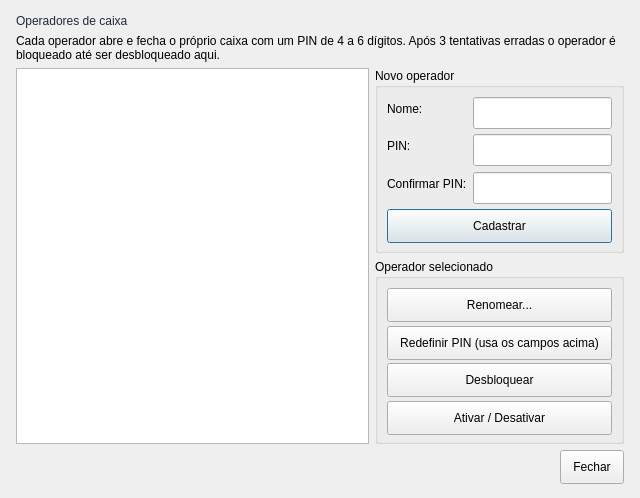
First picture: the form in src/operadores.ui, repository rayansl0302/QEstoqueLoja, before the edit.
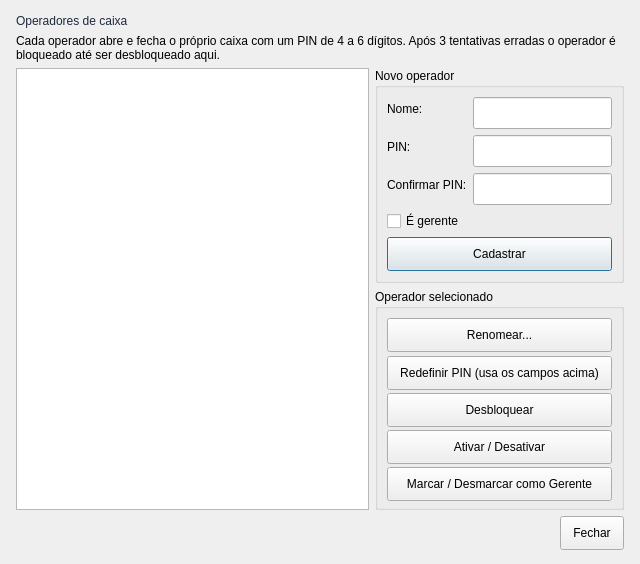
Second picture: the form after the edit.

```diff
--- a/src/operadores.ui
+++ b/src/operadores.ui
@@ -120,6 +120,16 @@
            </widget>
           </item>
           <item row="3" column="0" colspan="2">
+           <widget class="QCheckBox" name="Chk_Gerente">
+            <property name="toolTip">
+             <string>Gerente pode abrir histórico de caixas, cadastro de operadores, configurações e relatórios gerenciais.</string>
+            </property>
+            <property name="text">
+             <string>É gerente</string>
+            </property>
+           </widget>
+          </item>
+          <item row="4" column="0" colspan="2">
            <widget class="QPushButton" name="Btn_Cadastrar">
             <property name="text">
              <string>Cadastrar</string>
@@ -163,6 +173,13 @@
             </property>
            </widget>
           </item>
+           <item>
+            <widget class="QPushButton" name="Btn_Gerente">
+             <property name="text">
+              <string>Marcar / Desmarcar como Gerente</string>
+             </property>
+            </widget>
+           </item>
          </layout>
         </widget>
        </item>
```
Lines whose indentation alone changed are shown as unchanged.
